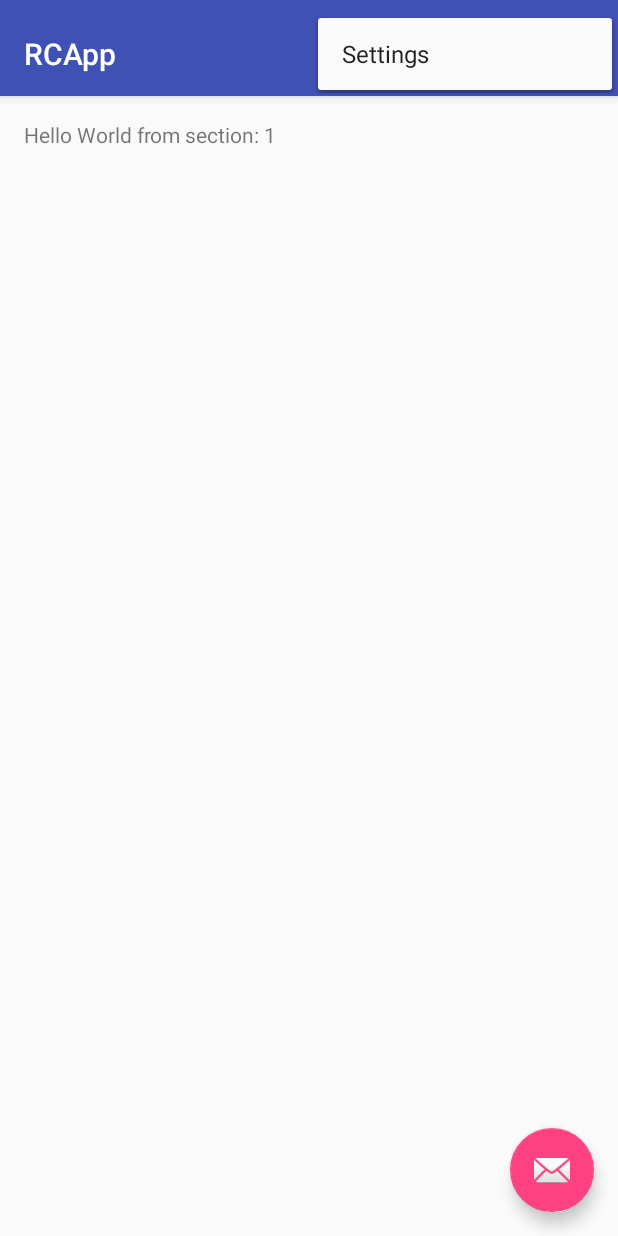
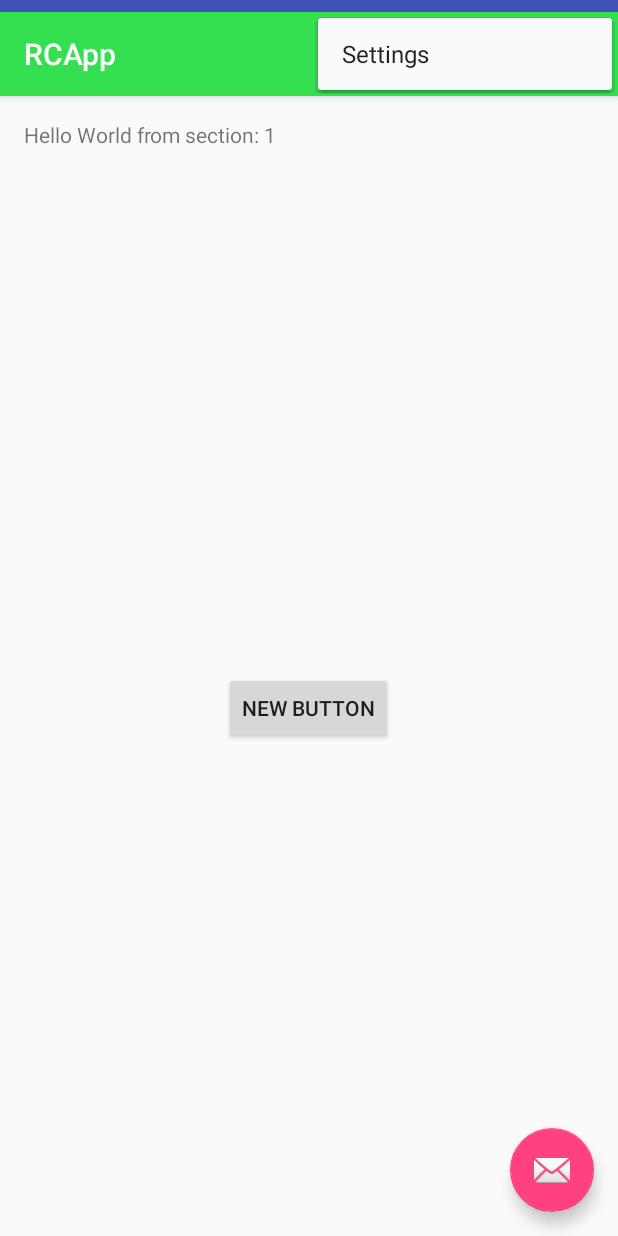
Before and after one commit to RemoteCraft/RCApp, an Android app: the screen it shows after launch (SensorActivity), with the options menu open, on a phone screen of 412 x 824 dp. Run offline under Robolectric (Android 15) with nearby library versions, the phone set to English and light mode, and no system bars.

Commit message:
structure definiton

```diff
--- a/app/src/main/java/jzl/remotecraft/sensor/core/SensorMotion.java
+++ b/app/src/main/java/jzl/remotecraft/sensor/core/SensorMotion.java
@@ -8,12 +8,11 @@ import android.hardware.SensorEventListener;
 import android.hardware.SensorManager;
 
 public class SensorMotion extends SensorBasic {
-	private Sensor accelerometer;
+    private Sensor accelerometer;
     private Sensor magnetic;
     private float[] trueacceleration = new float[4];
 
-
-	public SensorMotion(Context _context){
+    public SensorMotion(Context _context){
         context = _context;
 		mSensorManager = (SensorManager) context.getSystemService(Context.SENSOR_SERVICE);
 		accelerometer = mSensorManager
--- a/app/src/main/java/jzl/remotecraft/sensor/SensorActivity.java
+++ b/app/src/main/java/jzl/remotecraft/sensor/ui/activity/SensorActivity.java
@@ -1,4 +1,4 @@
-package jzl.remotecraft.sensor;
+package jzl.remotecraft.sensor.ui.activity;
 
 import android.support.design.widget.FloatingActionButton;
 import android.support.design.widget.Snackbar;
@@ -14,9 +14,16 @@ import android.view.LayoutInflater;
 import android.view.Menu;
 import android.view.MenuItem;
 import android.view.View;
+import android.view.ViewConfiguration;
 import android.view.ViewGroup;
 
+import android.view.Window;
 import android.widget.TextView;
+
+import java.lang.reflect.Field;
+import java.lang.reflect.Method;
+
+import jzl.remotecraft.sensor.R;
 
 public class SensorActivity extends AppCompatActivity {
 
@@ -60,10 +67,21 @@ public class SensorActivity extends AppCompatActivity {
                         .setAction("Action", null).show();
             }
         });
+        setOverflowShowingAlways();
 
     }
 
-
+    //Mandate to hide physical menu button to enable overflow all the time
+    private void setOverflowShowingAlways() {
+        try {
+            ViewConfiguration config = ViewConfiguration.get(this);
+            Field menuKeyField = ViewConfiguration.class.getDeclaredField("sHasPermanentMenuKey");
+            menuKeyField.setAccessible(true);
+            menuKeyField.setBoolean(config, false);
+        } catch (Exception e) {
+            e.printStackTrace();
+        }
+    }
     @Override
     public boolean onCreateOptionsMenu(Menu menu) {
         // Inflate the menu; this adds items to the action bar if it is present.
@@ -84,6 +102,22 @@ public class SensorActivity extends AppCompatActivity {
         }
 
         return super.onOptionsItemSelected(item);
+    }
+
+    //Mandate to show icon in the hidden menu bar
+    @Override
+    public boolean onMenuOpened(int featureId, Menu menu) {
+        if (featureId == Window.FEATURE_ACTION_BAR && menu != null) {
+            if (menu.getClass().getSimpleName().equals("MenuBuilder")) {
+                try {
+                    Method m = menu.getClass().getDeclaredMethod("setOptionalIconsVisible", Boolean.TYPE);
+                    m.setAccessible(true);
+                    m.invoke(menu, true);
+                } catch (Exception e) {
+                }
+            }
+        }
+        return super.onMenuOpened(featureId, menu);
     }
 
     /**
--- a/app/src/main/res/layout/activity_sensor.xml
+++ b/app/src/main/res/layout/activity_sensor.xml
@@ -6,7 +6,7 @@
     android:layout_width="match_parent"
     android:layout_height="match_parent"
     android:fitsSystemWindows="true"
-    tools:context="jzl.remotecraft.sensor.SensorActivity">
+    tools:context=".ui.activity.SensorActivity">
 
     <android.support.design.widget.AppBarLayout
         android:id="@+id/appbar"
@@ -19,7 +19,7 @@
             android:id="@+id/toolbar"
             android:layout_width="match_parent"
             android:layout_height="?attr/actionBarSize"
-            android:background="?attr/colorPrimary"
+            android:background="#34df50"
             app:layout_scrollFlags="scroll|enterAlways"
             app:popupTheme="@style/AppTheme.PopupOverlay">
 
--- a/app/src/main/res/layout/fragment_sensor.xml
+++ b/app/src/main/res/layout/fragment_sensor.xml
@@ -6,11 +6,19 @@
     android:paddingLeft="@dimen/activity_horizontal_margin"
     android:paddingRight="@dimen/activity_horizontal_margin"
     android:paddingTop="@dimen/activity_vertical_margin"
-    tools:context="jzl.remotecraft.sensor.SensorActivity$PlaceholderFragment">
+    tools:context=".ui.activity.SensorActivity$PlaceholderFragment">
 
     <TextView
         android:id="@+id/section_label"
         android:layout_width="wrap_content"
         android:layout_height="wrap_content" />
 
+    <Button
+        android:layout_width="wrap_content"
+        android:layout_height="wrap_content"
+        android:text="New Button"
+        android:id="@+id/button"
+        android:layout_centerVertical="true"
+        android:layout_centerHorizontal="true" />
+
 </RelativeLayout>
--- a/app/src/main/res/menu/menu_sensor.xml
+++ b/app/src/main/res/menu/menu_sensor.xml
@@ -1,10 +1,22 @@
 <menu xmlns:android="http://schemas.android.com/apk/res/android"
     xmlns:app="http://schemas.android.com/apk/res-auto"
     xmlns:tools="http://schemas.android.com/tools"
-    tools:context="jzl.remotecraft.sensor.SensorActivity">
+    tools:context=".ui.activity.SensorActivity">
+    <item
+        android:id="@+id/action_compose"
+        android:icon="@drawable/icon"
+        android:title="@string/digger_forever"
+        app:showAsAction="ifRoom"/>
     <item
         android:id="@+id/action_settings"
         android:orderInCategory="100"
+        android:icon="@drawable/icon"
         android:title="@string/action_settings"
         app:showAsAction="never" />
+    <item
+        android:id="@+id/action_search"
+        android:icon="@drawable/icon"
+        android:actionViewClass="android.widget.SearchView"
+        app:showAsAction="ifRoom|collapseActionView"
+        android:title="search" />
 </menu>
--- a/app/src/main/res/values/dimens.xml
+++ b/app/src/main/res/values/dimens.xml
@@ -4,4 +4,5 @@
     <dimen name="activity_vertical_margin">16dp</dimen>
     <dimen name="fab_margin">16dp</dimen>
     <dimen name="appbar_padding_top">8dp</dimen>
+    <dimen name="text_margin">16dp</dimen>
 </resources>
--- a/app/src/main/res/values/strings.xml
+++ b/app/src/main/res/values/strings.xml
@@ -2,4 +2,8 @@
     <string name="app_name">RCApp</string>
     <string name="action_settings">Settings</string>
     <string name="section_format">Hello World from section: %1$d</string>
+    <string name="digger_forever">DiggerForever</string>
+
+    <!-- TODO: Remove or change this placeholder text -->
+    <string name="hello_blank_fragment">Hello blank fragment</string>
 </resources>
```
Also changed, not shown: app/src/main/AndroidManifest.xml (+6 -1 lines), app/src/main/java/jzl/remotecraft/sensor/service/MainService.java (added, +16 -0 lines), app/src/main/java/jzl/remotecraft/sensor/ui/fragment/BaseFragment.java (added, +111 -0 lines), app/src/main/java/jzl/remotecraft/sensor/ui/fragment/MainFragment.java (added, +109 -0 lines), app/src/main/java/jzl/remotecraft/sensor/ui/fragment/PersonalFragment.java (added, +109 -0 lines), app/src/main/java/jzl/remotecraft/sensor/ui/fragment/personal/HistoryFragment.java (added, +112 -0 lines), app/src/main/java/jzl/remotecraft/sensor/ui/fragment/personal/PersonalHistoryRecyclerViewAdapter.java (added, +78 -0 lines), app/src/main/java/jzl/remotecraft/sensor/ui/fragment/personal/dummy/DummyContent.java (added, +72 -0 lines), app/src/main/res/layout/fragment_main.xml (added, +13 -0 lines), app/src/main/res/layout/fragment_personal.xml (added, +13 -0 lines), app/src/main/res/layout/fragment_personal_history.xml (added, +20 -0 lines), app/src/main/res/layout/fragment_personal_history_list.xml (added, +13 -0 lines), app/src/main/res/drawable/icon.png (added).
